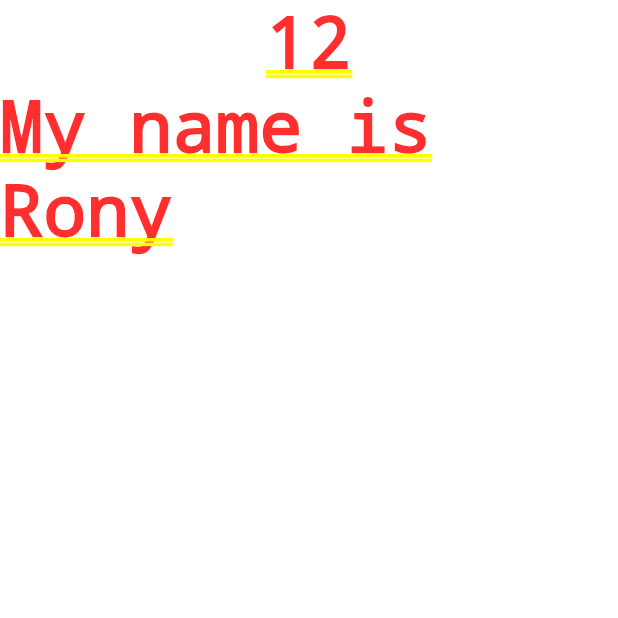
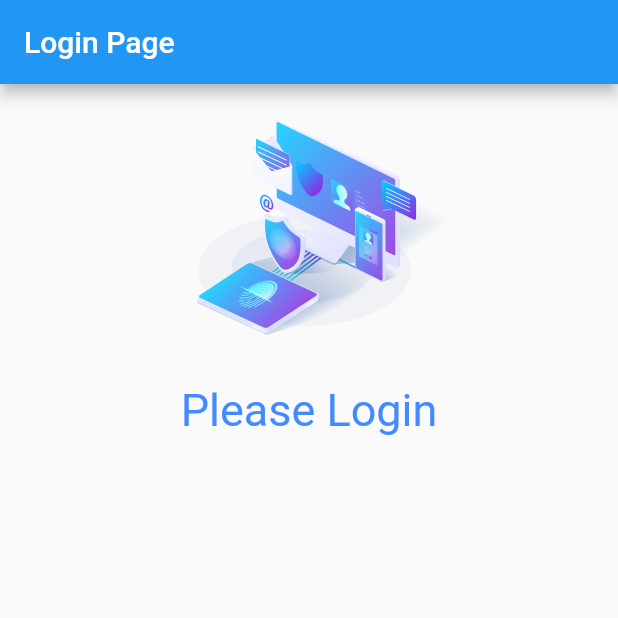
Before and after one commit to rony96bd/Magura_36, a Flutter app: the screen it shows after launch, on a phone screen of 412 x 824 dp, the top half of it. Run offline on Flutter 3.47's test engine with Material 2 defaults, Android fonts, the phone set to English and light mode, and no system bars.

Commit message:
day2 changed

```diff
--- a/lib/main.dart
+++ b/lib/main.dart
@@ -5,19 +5,32 @@ void main() {
 }
 
 class MyApps extends StatelessWidget {
-//  const MyApps({Key? key}) : super(key: key);
-
-  var a = 12;
-  var name = "My name is Rony";
+  MyApps({Key? key}) : super(key: key);
 
   @override
   Widget build(BuildContext context) {
     return MaterialApp(
-      home: Column(
-        children: [
-          Text("$a"),
-          Text("$name"),
-        ],
+      home: Scaffold(
+        appBar: AppBar(
+          title: Text("Login Page"),
+        ),
+        body: Material(
+          child: Column(
+            children: [
+              SizedBox(
+                  height: 200,
+                  width: 500,
+                  child: Image.asset(
+                    "assets/images/login.png",
+                    fit: BoxFit.contain,
+                  )),
+              Text(
+                "Please Login",
+                style: TextStyle(fontSize: 30, color: Colors.blueAccent),
+              )
+            ],
+          ),
+        ),
       ),
     );
   }
--- a/pubspec.yaml
+++ b/pubspec.yaml
@@ -58,8 +58,8 @@ flutter:
   uses-material-design: true
 
   # To add assets to your application, add an assets section, like this:
-  # assets:
-  #   - images/a_dot_burr.jpeg
+  assets:
+    - assets/images/
   #   - images/a_dot_ham.jpeg
 
   # An image asset can refer to one or more resolution-specific "variants", see
```
Also changed, not shown: assets/images/login.png (added), 1 other file.
